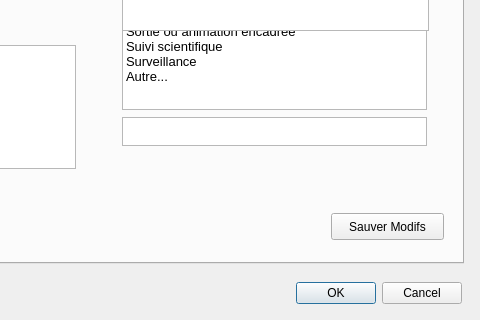
This is ui_bdtravaux_sortie.ui in VincentD/bdtravaux as Qt 5 draws it before an edit; both pictures show x 332 to 812 and y 375 to 695 of the 812 by 695 pixel window. The edited form follows.
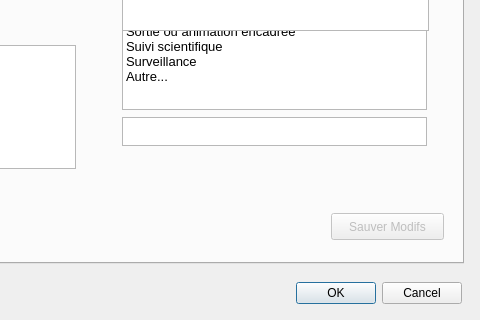
This is the edited form. The open tabs and pages were chosen to show the change.

The edit to the form file:
```diff
--- a/ui_bdtravaux_sortie.ui
+++ b/ui_bdtravaux_sortie.ui
@@ -1130,6 +1130,9 @@
      </property>
     </widget>
     <widget class="QPushButton" name="pbt_savemodifs">
+     <property name="enabled">
+      <bool>false</bool>
+     </property>
      <property name="geometry">
       <rect>
        <x>646</x>
```
Left out of the diff: 5 changed lines with no effect on the pictures.
